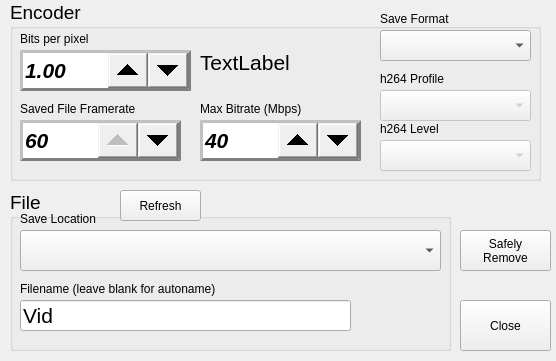
The window that src/savesettingswindow.ui (krontech/chronos-cam-app) describes before a commit, drawn with Qt 5.
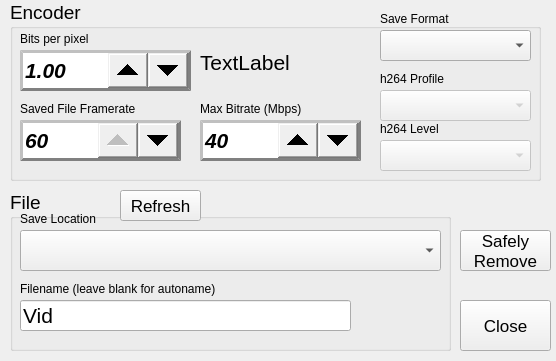
The same window after the commit. Custom widgets are drawn as their Qt base class.

Diff of the .ui file:
```diff
--- a/src/savesettingswindow.ui
+++ b/src/savesettingswindow.ui
@@ -388,6 +388,11 @@
       <height>31</height>
      </rect>
     </property>
+    <property name="font">
+     <font>
+      <pointsize>13</pointsize>
+     </font>
+    </property>
     <property name="text">
      <string>Refresh</string>
     </property>
@@ -402,6 +407,11 @@
      <height>51</height>
     </rect>
    </property>
+   <property name="font">
+    <font>
+     <pointsize>13</pointsize>
+    </font>
+   </property>
    <property name="text">
     <string>Close</string>
    </property>
@@ -415,6 +425,11 @@
      <height>41</height>
     </rect>
    </property>
+   <property name="font">
+    <font>
+     <pointsize>13</pointsize>
+    </font>
+   </property>
    <property name="text">
     <string>Safely
 Remove</string>
@@ -422,11 +437,6 @@
   </widget>
  </widget>
  <customwidgets>
-  <customwidget>
-   <class>CamLineEdit</class>
-   <extends>QLineEdit</extends>
-   <header>camLineEdit.h</header>
-  </customwidget>
   <customwidget>
    <class>CamSpinBox</class>
    <extends>QSpinBox</extends>
@@ -437,6 +447,11 @@
    <extends>QDoubleSpinBox</extends>
    <header>camdoublespinbox.h</header>
   </customwidget>
+  <customwidget>
+   <class>CamLineEdit</class>
+   <extends>QLineEdit</extends>
+   <header>camLineEdit.h</header>
+  </customwidget>
  </customwidgets>
  <resources/>
  <connections/>
```
